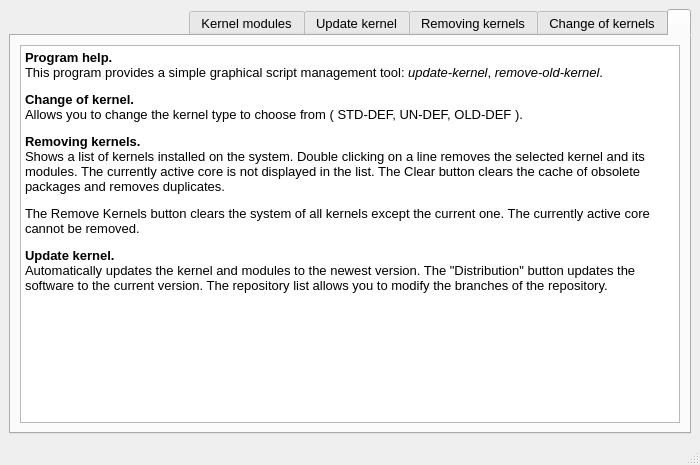
Qt form ui/main_win.ui (Koi-foo/kernel-manager) before a commit.
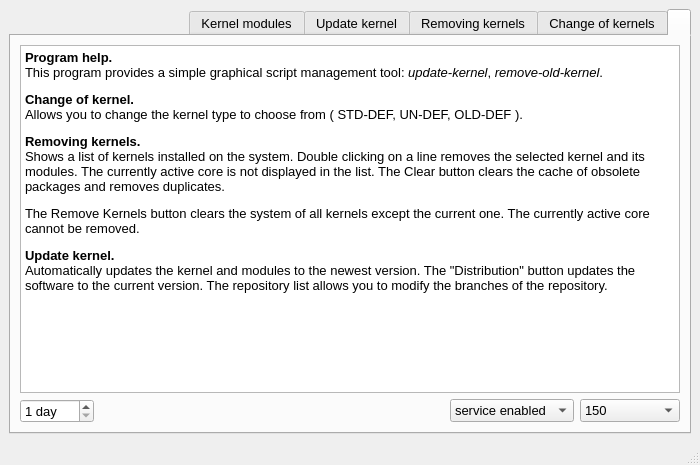
The same form after that commit. Icons and pictures are not drawn.

Diff of the .ui file:
```diff
--- a/ui/main_win.ui
+++ b/ui/main_win.ui
@@ -42,7 +42,7 @@
   </property>
   <widget class="QWidget" name="centralwidget">
    <layout class="QGridLayout" name="gridLayout">
-    <item row="0" column="0">
+    <item row="0" column="1">
      <widget class="QTabWidget" name="Tab1">
       <property name="font">
        <font>
@@ -77,7 +77,41 @@
         <string/>
        </attribute>
        <layout class="QGridLayout" name="gridLayout_2">
-        <item row="0" column="0">
+        <item row="2" column="3">
+         <widget class="QSpinBox" name="spinBoxDayUpdate">
+          <property name="sizePolicy">
+           <sizepolicy hsizetype="MinimumExpanding" vsizetype="Fixed">
+            <horstretch>0</horstretch>
+            <verstretch>0</verstretch>
+           </sizepolicy>
+          </property>
+          <property name="minimumSize">
+           <size>
+            <width>0</width>
+            <height>0</height>
+           </size>
+          </property>
+          <property name="contextMenuPolicy">
+           <enum>Qt::NoContextMenu</enum>
+          </property>
+          <property name="toolTip">
+           <string>Interval between updates (days)</string>
+          </property>
+          <property name="layoutDirection">
+           <enum>Qt::LeftToRight</enum>
+          </property>
+          <property name="suffix">
+           <string> day</string>
+          </property>
+          <property name="minimum">
+           <number>1</number>
+          </property>
+          <property name="maximum">
+           <number>365</number>
+          </property>
+         </widget>
+        </item>
+        <item row="0" column="0" colspan="4">
          <widget class="QTextBrowser" name="text_Question">
           <property name="contextMenuPolicy">
            <enum>Qt::NoContextMenu</enum>
@@ -95,6 +129,102 @@
           </property>
          </widget>
         </item>
+        <item row="2" column="0">
+         <widget class="QComboBox" name="comboBoxTimeStart">
+          <property name="minimumSize">
+           <size>
+            <width>100</width>
+            <height>0</height>
+           </size>
+          </property>
+          <property name="contextMenuPolicy">
+           <enum>Qt::NoContextMenu</enum>
+          </property>
+          <property name="toolTip">
+           <string>Delayed check for updates &lt;br&gt;after system startup (in seconds)</string>
+          </property>
+          <property name="layoutDirection">
+           <enum>Qt::LeftToRight</enum>
+          </property>
+          <item>
+           <property name="text">
+            <string>150</string>
+           </property>
+          </item>
+          <item>
+           <property name="text">
+            <string>300</string>
+           </property>
+          </item>
+          <item>
+           <property name="text">
+            <string>450</string>
+           </property>
+          </item>
+          <item>
+           <property name="text">
+            <string>600</string>
+           </property>
+          </item>
+         </widget>
+        </item>
+        <item row="2" column="2">
+         <spacer name="horizontalSpacer_5">
+          <property name="orientation">
+           <enum>Qt::Horizontal</enum>
+          </property>
+          <property name="sizeHint" stdset="0">
+           <size>
+            <width>447</width>
+            <height>20</height>
+           </size>
+          </property>
+         </spacer>
+        </item>
+        <item row="2" column="1">
+         <widget class="QComboBox" name="comboBoxStartService">
+          <property name="sizePolicy">
+           <sizepolicy hsizetype="MinimumExpanding" vsizetype="Fixed">
+            <horstretch>0</horstretch>
+            <verstretch>0</verstretch>
+           </sizepolicy>
+          </property>
+          <property name="minimumSize">
+           <size>
+            <width>0</width>
+            <height>0</height>
+           </size>
+          </property>
+          <property name="contextMenuPolicy">
+           <enum>Qt::NoContextMenu</enum>
+          </property>
+          <property name="toolTip">
+           <string>Starting and canceling the &lt;br&gt;update service when the computer boots</string>
+          </property>
+          <property name="layoutDirection">
+           <enum>Qt::LeftToRight</enum>
+          </property>
+          <property name="editable">
+           <bool>false</bool>
+          </property>
+          <property name="currentText">
+           <string>service enabled</string>
+          </property>
+          <property name="sizeAdjustPolicy">
+           <enum>QComboBox::AdjustToContentsOnFirstShow</enum>
+          </property>
+          <item>
+           <property name="text">
+            <string>service enabled</string>
+           </property>
+          </item>
+          <item>
+           <property name="text">
+            <string>service disabled</string>
+           </property>
+          </item>
+         </widget>
+        </item>
        </layout>
       </widget>
       <widget class="QWidget" name="Tab2_ChangeKernel">
```
Left out of the diff: 36 changed lines with no effect on the pictures.
